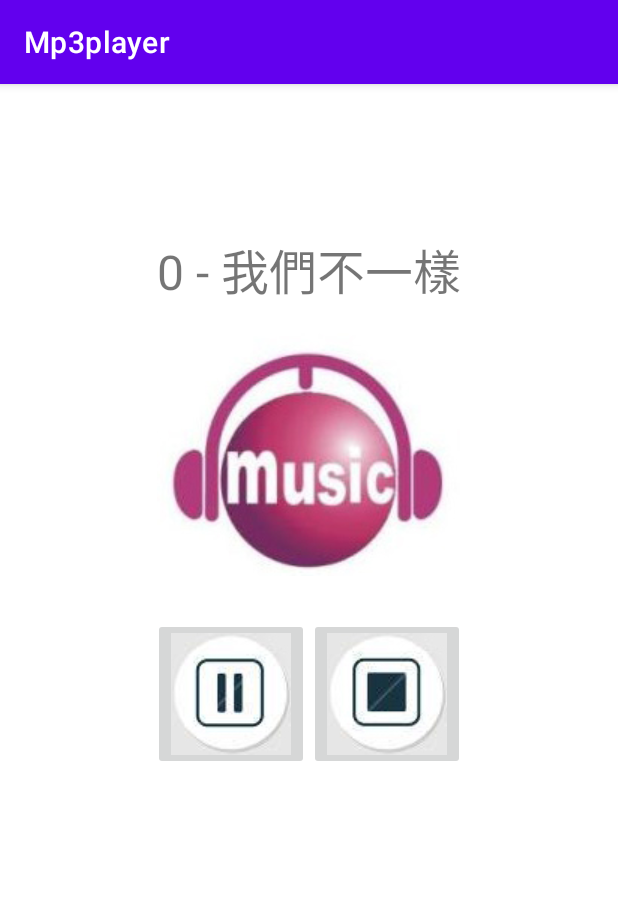
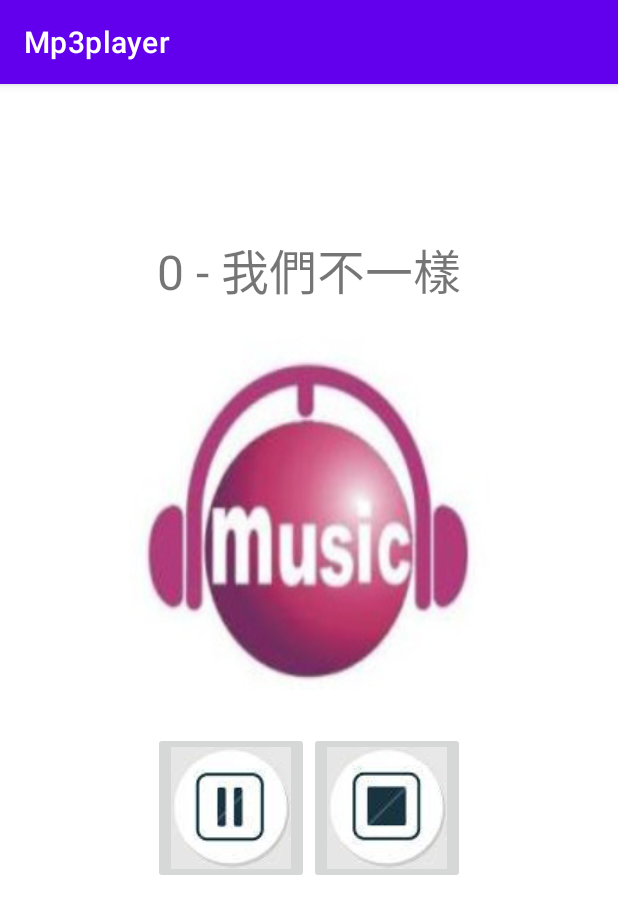
Before and after one commit to weilawhite/Mp3player, an Android app: the screen it shows after launch (PlayerActivity), after a tap on "我們不一樣", on a phone screen of 412 x 824 dp. Shown: the top 914 px of the screen. Run offline under Robolectric (Android 15) with nearby library versions, the phone set to English and light mode, and no system bars.

Commit message:
11/24 上課進度 (CH13)

```diff
--- a/app/src/main/AndroidManifest.xml
+++ b/app/src/main/AndroidManifest.xml
@@ -1,6 +1,9 @@
 <?xml version="1.0" encoding="utf-8"?>
 <manifest xmlns:android="http://schemas.android.com/apk/res/android"
     package="com.example.mp3player">
+
+    <uses-permission android:name="android.permission.READ_EXTERNAL_STORAGE"></uses-permission>
+    <uses-permission android:name="android.permission.WRITE_EXTERNAL_STORAGE"></uses-permission>
 
     <application
         android:allowBackup="true"
--- a/app/src/main/java/com/example/mp3player/PlayerActivity.java
+++ b/app/src/main/java/com/example/mp3player/PlayerActivity.java
@@ -2,14 +2,19 @@ package com.example.mp3player;
 
 import androidx.appcompat.app.AppCompatActivity;
 
+import android.graphics.Bitmap;
+import android.graphics.BitmapFactory;
 import android.media.MediaPlayer;
 import android.os.Bundle;
+import android.os.Environment;
 import android.view.KeyEvent;
 import android.view.View;
 import android.widget.ImageButton;
 import android.widget.ImageView;
 import android.widget.TextView;
 import android.widget.Toast;
+
+import java.io.IOException;
 
 public class PlayerActivity extends AppCompatActivity implements View.OnClickListener {
 
@@ -20,6 +25,7 @@ public class PlayerActivity extends AppCompatActivity implements View.OnClickLis
     private String mp3name, mp3index;
     MediaPlayer mediaPlayer = null;
     boolean pause;
+    private boolean readFromSD;
 
     @Override
     public boolean onKeyDown(int keyCode, KeyEvent event) {
@@ -57,9 +63,7 @@ public class PlayerActivity extends AppCompatActivity implements View.OnClickLis
                     public void run() {
                         playBtn.setEnabled(true);
                         stopBtn.setEnabled(true);
-                        playMusic(Integer.valueOf(mp3index));
-
-
+                        playMusic(mp3index);
                     }
                 });
             }
@@ -78,12 +82,28 @@ public class PlayerActivity extends AppCompatActivity implements View.OnClickLis
         }
     }
 
-    public void playMusic(int index) {
+    public void playMusic(String index) {
 
         stopMusic();
-        mediaPlayer = MediaPlayer.create(this, Integer.valueOf(mp3index));
-        mediaPlayer.setLooping(false);
-        mediaPlayer.start();
+
+
+        if (readFromSD) {
+            mediaPlayer = new MediaPlayer();
+            try {
+                mediaPlayer.setDataSource(mp3index);
+                mediaPlayer.prepare();
+                mediaPlayer.setLooping(false);
+                mediaPlayer.start();
+            } catch (IOException e) {
+                e.printStackTrace();
+            }
+
+        } else {
+            mediaPlayer = MediaPlayer.create(this, Integer.valueOf(mp3index));
+            mediaPlayer.setLooping(false);
+            mediaPlayer.start();
+        }
+
         playBtn.setImageResource(R.drawable.music_pause);
 
         mediaPlayer.setOnCompletionListener(new MediaPlayer.OnCompletionListener() {
@@ -95,6 +115,12 @@ public class PlayerActivity extends AppCompatActivity implements View.OnClickLis
 
             }
         });
+    }
+
+    private Bitmap getBitmapFromSDCard(String file) {
+        String sd = Environment.getExternalStoragePublicDirectory(Environment.DIRECTORY_DOWNLOADS).toString();
+        Bitmap bitmap = BitmapFactory.decodeFile(sd + "/" + file + ".jpg");
+        return bitmap;
     }
 
     private void findView() {
@@ -109,8 +135,18 @@ public class PlayerActivity extends AppCompatActivity implements View.OnClickLis
         Bundle bundle = getIntent().getExtras();
         mp3name = bundle.getString("mp3name");
         mp3index = bundle.getString("mp3index");
+        readFromSD = bundle.getBoolean("readFromSD");
         int mp3no = bundle.getInt("mp3no");
         titleText.setText(mp3no + " - " + mp3name);
+
+
+        //在這修改顯示圖片
+        Bitmap image = getBitmapFromSDCard(mp3name);
+        if(image!=null){
+            titleImg.setImageBitmap(image);
+        }else {
+            titleImg.setImageResource(R.drawable.title);
+        }
 
     }
 
@@ -118,7 +154,7 @@ public class PlayerActivity extends AppCompatActivity implements View.OnClickLis
     public void onClick(View v) {
         if (v.getId() == R.id.play_btn) {
             if (mediaPlayer == null) {
-                playMusic(Integer.valueOf(mp3index));
+                playMusic(mp3index);
                 return;
             }
 
--- a/app/src/main/res/layout/activity_player.xml
+++ b/app/src/main/res/layout/activity_player.xml
@@ -19,8 +19,9 @@
     <ImageView
 
         android:id="@+id/title_img"
-        android:layout_width="wrap_content"
-        android:layout_height="wrap_content"
+        android:layout_width="240dp"
+        android:layout_height="240dp"
+        android:scaleType="fitXY"
         android:layout_below="@+id/title_text"
         android:layout_centerHorizontal="true"
         android:layout_marginTop="16dp"
--- a/app/src/main/res/values/strings.xml
+++ b/app/src/main/res/values/strings.xml
@@ -6,4 +6,7 @@
     <string name="resume">播放</string>
     <string name="play">播放</string>
     <string name="mp3_name">音樂名稱</string>
+    <string name="read">讀取</string>
+    <string name="author_done">已授權</string>
+    <string name="author_fail">認證失敗</string>
 </resources>
```
Also changed, not shown: app/src/main/java/com/example/mp3player/MainActivity.java (+95 -73 lines), app/src/main/res/drawable/round_corner.xml (added, +7 -0 lines), app/src/main/res/drawable/title_shape.xml (added, +7 -0 lines), app/src/main/res/layout/activity_main.xml (+3 -9 lines).
